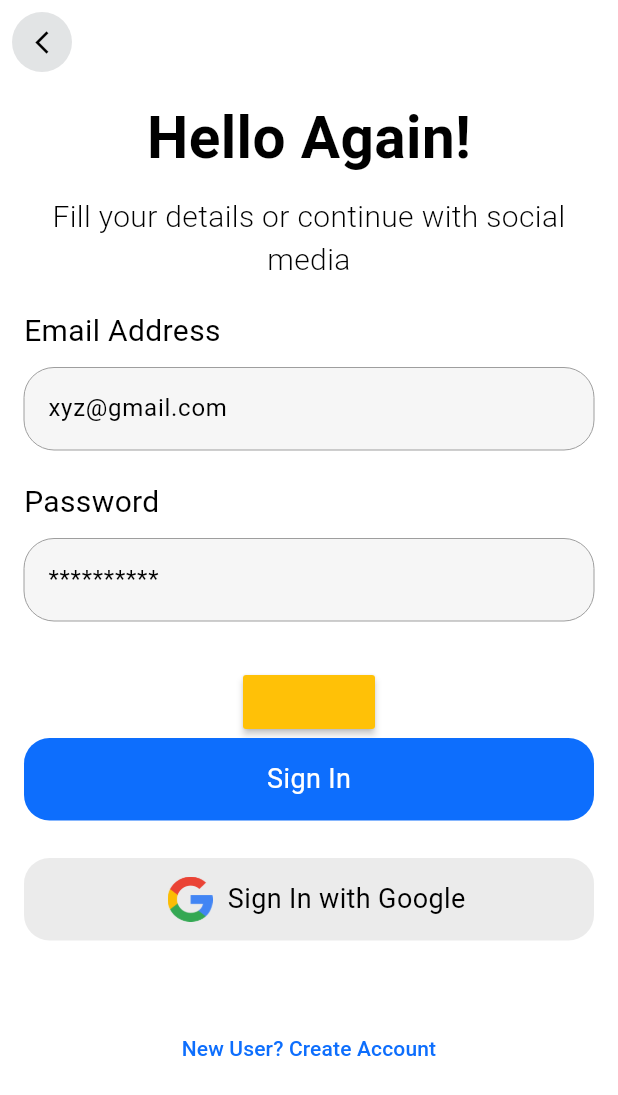
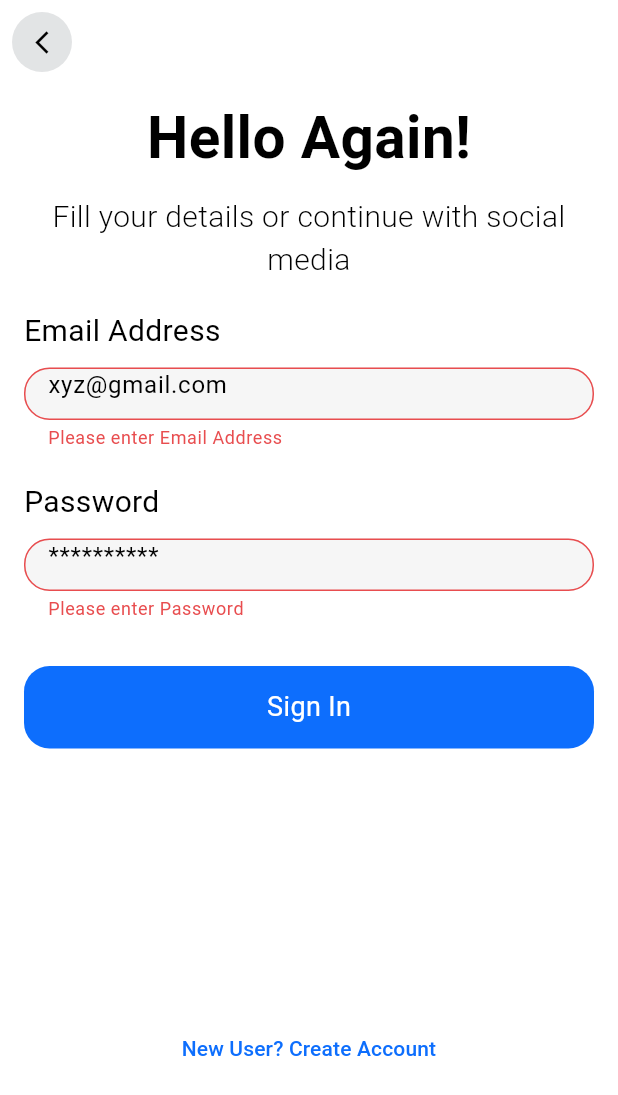
Before and after one commit to houssamaziez/Are-you-here-app, a Flutter app: the screen it shows after launch, after a tap on "Sign In", on a phone screen of 412 x 824 dp. Shown: the top 1095 px of the screen. Run offline on Flutter 3.47's test engine with Material 3 defaults, Android fonts, the phone set to English and light mode, and no system bars; our stand-ins replace get, get_storage, go_router.

Commit message:
new file:   lib/App/Model/utilsModel/message_error.dart 	modified:   lib/App/Service/Api/Bdd/utilsbdd.dart 	modified:   lib/App/Service/Api/api_operations.dart 	modified:   lib/App/View/Auth/Register Account/screenRegister.dart 	modified:   lib/App/View/Auth/Sign in/screensignin.dart 	modified:   lib/App/View/Home/screenHome.dart 	modified:   lib/App/View/Widgets/buttons.dart 	modified:   lib/App/View/Widgets/textfild.dart 	modified:   lib/App/util/Const/text_app.dart 	modified:   lib/App/util/Route/route.dart 	modified:   lib/main.dart 	modified:   pubspec.lock 	modified:   pubspec.yaml

```diff
--- a/lib/App/View/Auth/Sign in/screensignin.dart
+++ b/lib/App/View/Auth/Sign in/screensignin.dart
@@ -1,5 +1,6 @@
 import 'package:app/App/Controller/Auth/authController.dart';
 import 'package:app/App/Model/user.dart';
+import 'package:app/App/Service/Api/api_operations.dart';
 import 'package:app/App/View/Auth/Register%20Account/screenRegister.dart';
 import 'package:app/App/View/Widgets/buttons.dart';
 import 'package:app/App/View/Widgets/textfild.dart';
@@ -8,6 +9,7 @@ import 'package:app/App/util/Size/dimensions.dart';
 import 'package:app/App/util/Route/go.dart';
 import 'package:app/App/util/theme/Style/styles.dart';
 import 'package:flutter/material.dart';
+import 'package:provider/provider.dart';
 
 import '../../../util/Route/route.dart';
 
@@ -29,8 +31,12 @@ class _ScreenSigninState extends State<ScreenSignin> {
     super.dispose();
   }
 
+  final _formKey = GlobalKey<FormState>();
+
   @override
   Widget build(BuildContext context) {
+    final myData = Provider.of<ApiOperation>(context);
+
     return Scaffold(
       appBar: AppBar(elevation: 0, leading: Buttons.ButtonBack(context)),
       body: Padding(
@@ -64,6 +70,7 @@ class _ScreenSigninState extends State<ScreenSignin> {
                     child: Padding(
                       padding: const EdgeInsets.all(8.0),
                       child: Form(
+                        key: _formKey,
                         child: Column(
                           children: [
                             Textfildapp.myTextfilde(
@@ -80,28 +87,30 @@ class _ScreenSigninState extends State<ScreenSignin> {
                             const SizedBox(
                               height: 30,
                             ),
-                            MaterialButton(
-                                color: Colors.amber,
-                                onPressed: () async {
-                                  await AuthController()
-                                      .login(
-                                          email: emailController.text,
-                                          password: passwordController.text)
-                                      .then(
-                                          (value) => RouteApp.gotHome(context));
-                                }),
                             Buttons.buttonAll(context,
-                                title: TextApp.signIn,
+                                title: myData.isloadingAuth == false
+                                    ? TextApp.signIn
+                                    : TextApp.loading,
                                 color: Theme.of(context).primaryColor,
-                                functinn: () {}),
+                                functinn: () async {
+                              if (_formKey.currentState!.validate()) {
+                                myData.change(true);
+                                await AuthController()
+                                    .login(
+                                        context: context,
+                                        email: emailController.text,
+                                        password: passwordController.text)
+                                    .then((value) => myData.change(false));
+                              }
+                            }),
                             const SizedBox(
                               height: 25,
                             ),
-                            Buttons.buttonAll(context,
-                                title: TextApp.signInwithGoogle,
-                                isgoogle: true,
-                                color: const Color.fromARGB(255, 235, 235, 235),
-                                functinn: () {}),
+                            // Buttons.buttonAll(context,
+                            //     title: TextApp.signInwithGoogle,
+                            //     isgoogle: true,
+                            //     color: const Color.fromARGB(255, 235, 235, 235),
+                            //     functinn: () {}),
                           ],
                         ),
                       ),
--- a/lib/App/View/Home/screenHome.dart
+++ b/lib/App/View/Home/screenHome.dart
@@ -6,6 +6,9 @@ class ScreenHome extends StatelessWidget {
   @override
   Widget build(BuildContext context) {
     return Scaffold(
+      appBar: AppBar(
+        title: Text('Home'),
+      ),
       body: Container(),
     );
   }
--- a/lib/App/View/Widgets/buttons.dart
+++ b/lib/App/View/Widgets/buttons.dart
@@ -30,7 +30,7 @@ class Buttons {
       bool isgoogle = false}) {
     return InkWell(
       onTap: () {
-        functinn;
+        functinn();
       },
       child: Container(
         decoration: BoxDecoration(
--- a/lib/App/View/Widgets/textfild.dart
+++ b/lib/App/View/Widgets/textfild.dart
@@ -23,6 +23,12 @@ class Textfildapp {
           child: TextFormField(
             controller: controller,
             scribbleEnabled: false,
+            validator: (value) {
+              if (value == null || value.isEmpty) {
+                return 'Please enter ${title}';
+              }
+              return null;
+            },
             decoration: InputDecoration(
                 filled: true,
                 fillColor: const Color.fromARGB(
--- a/lib/App/util/Const/text_app.dart
+++ b/lib/App/util/Const/text_app.dart
@@ -1,16 +1,17 @@
-
-
 class TextApp {
- static const String helloAgain= "Hello Again!";
- static const String helloAgainsup= """Fill your details or continue with social media""";
- static const String registerAccount= "Register Account";
- static const String emailAddress= "Email Address";
- static const String password= "Password";
- static const String signIn= "Sign In";
- static const String recoveryPassword= "Recovery Password";
- static const String signInwithGoogle = "Sign In with Google";
- static const String newUsCreateaccount= "New User? Create Account";
- static const String yourName= "Your Name";
- static const String alreHaAccount= "Already Have Account? Log In";
- static const String signup= "Sign up";
+  static const String helloAgain = "Hello Again!";
+  static const String helloAgainsup =
+      """Fill your details or continue with social media""";
+  static const String registerAccount = "Register Account";
+  static const String emailAddress = "Email Address";
+  static const String password = "Password";
+  static const String signIn = "Sign In";
+  static const String recoveryPassword = "Recovery Password";
+  static const String signInwithGoogle = "Sign In with Google";
+  static const String newUsCreateaccount = "New User? Create Account";
+  static const String yourName = "Your Name";
+  static const String alreHaAccount = "Already Have Account? Log In";
+  static const String signup = "Sign up";
+  static const String loading = "Loading ...";
+  static const String signuperror = "There is an error in the information";
 }
--- a/lib/App/util/Route/route.dart
+++ b/lib/App/util/Route/route.dart
@@ -3,6 +3,6 @@ import 'package:app/App/util/Route/go.dart';
 
 class RouteApp {
   static gotHome(context) {
-    Go.pop(context, ScreenHome());
+    Go.to(context, ScreenHome());
   }
 }
--- a/lib/main.dart
+++ b/lib/main.dart
@@ -1,8 +1,17 @@
+import 'package:app/App/Service/Api/api_operations.dart';
 import 'package:app/App/Service/settings.dart';
 import 'package:app/App/myapp.dart';
 import 'package:flutter/material.dart';
+import 'package:provider/provider.dart';
 
 void main() async {
-  await Settings.inukj st();
-  runApp(const MyApp());
+  await Settings.inst();
+  runApp(
+    MultiProvider(
+      providers: [
+        ChangeNotifierProvider(create: (_) => ApiOperation()),
+      ],
+      child: const MyApp(),
+    ),
+  );
 }
--- a/pubspec.yaml
+++ b/pubspec.yaml
@@ -39,6 +39,7 @@ dependencies:
   get: ^4.6.6
   go_router: ^13.0.1
   get_storage: ^2.1.1
+  provider: ^6.1.1
 
 dev_dependencies:
   flutter_test:
```
Also changed, not shown: lib/App/Model/utilsModel/message_error.dart (added, +18 -0 lines), lib/App/Service/Api/Bdd/utilsbdd.dart (+19 -3 lines), lib/App/Service/Api/api_operations.dart (+51 -14 lines), lib/App/View/Auth/Register Account/screenRegister.dart (+28 -20 lines), pubspec.lock.
